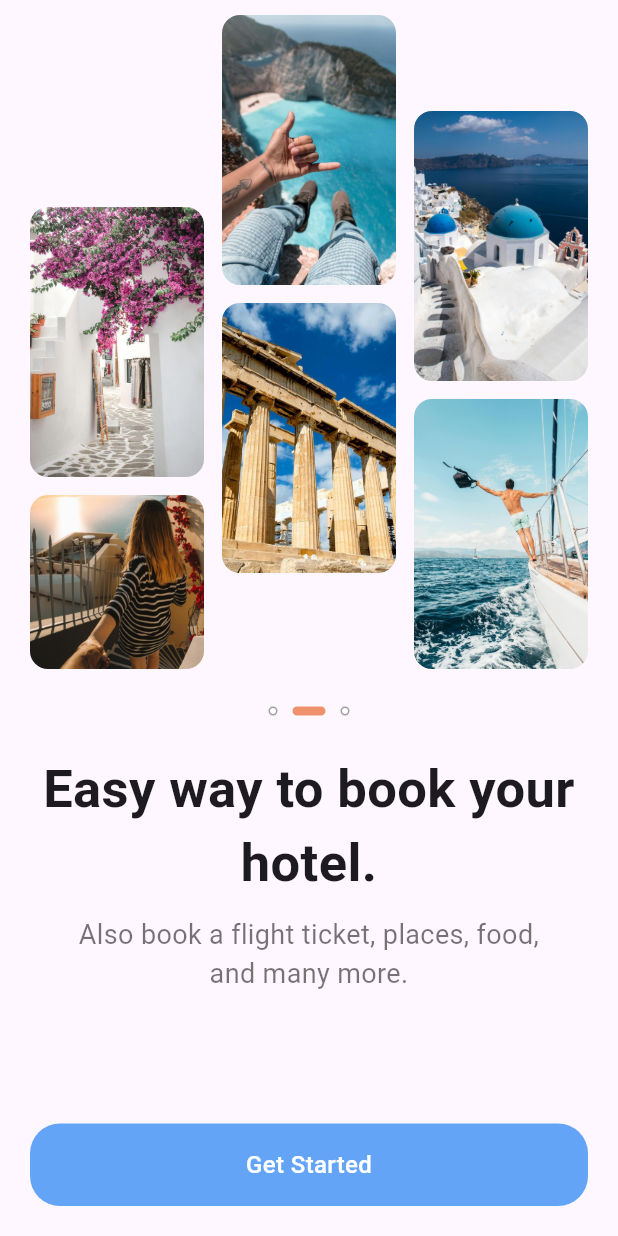
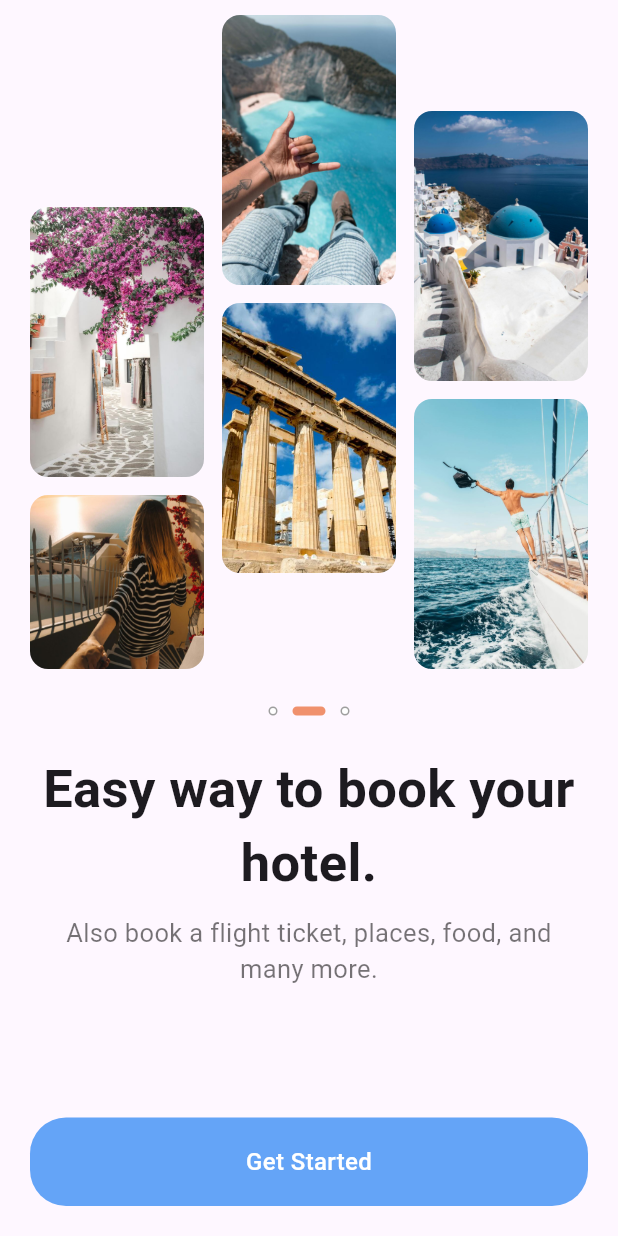
Before and after one commit to AlexEduV/flutter_travel_v2_app, a Flutter app: the screen it shows after launch, on a phone screen of 412 x 824 dp. Run offline on Flutter 3.47's test engine with Material 3 defaults, Android fonts, the phone set to English and light mode, and no system bars; our stand-ins replace gap.

Commit message:
minor adjustments;

```diff
--- a/lib/widgets/secondary_text.dart
+++ b/lib/widgets/secondary_text.dart
@@ -6,7 +6,7 @@ class SecondaryText extends StatelessWidget {
 
   const SecondaryText({
     required this.text,
-    this.fontSize = 18,
+    this.fontSize = 17,
     super.key,
   });
 
--- a/lib/widgets/splash_button.dart
+++ b/lib/widgets/splash_button.dart
@@ -9,7 +9,7 @@ class SplashButton extends StatelessWidget {
   const SplashButton({
     required this.text,
     required this.onTap,
-    this.borderRadius = 20.0,
+    this.borderRadius = 24.0,
     super.key,
   });
 
@@ -24,7 +24,7 @@ class SplashButton extends StatelessWidget {
           borderRadius: BorderRadius.circular(borderRadius),
           onTap: onTap,
           child: Container(
-            padding: const EdgeInsets.symmetric(vertical: 16.0),
+            padding: const EdgeInsets.symmetric(vertical: 18.0),
             decoration: BoxDecoration(
               borderRadius: BorderRadius.circular(borderRadius),
             ),
```
